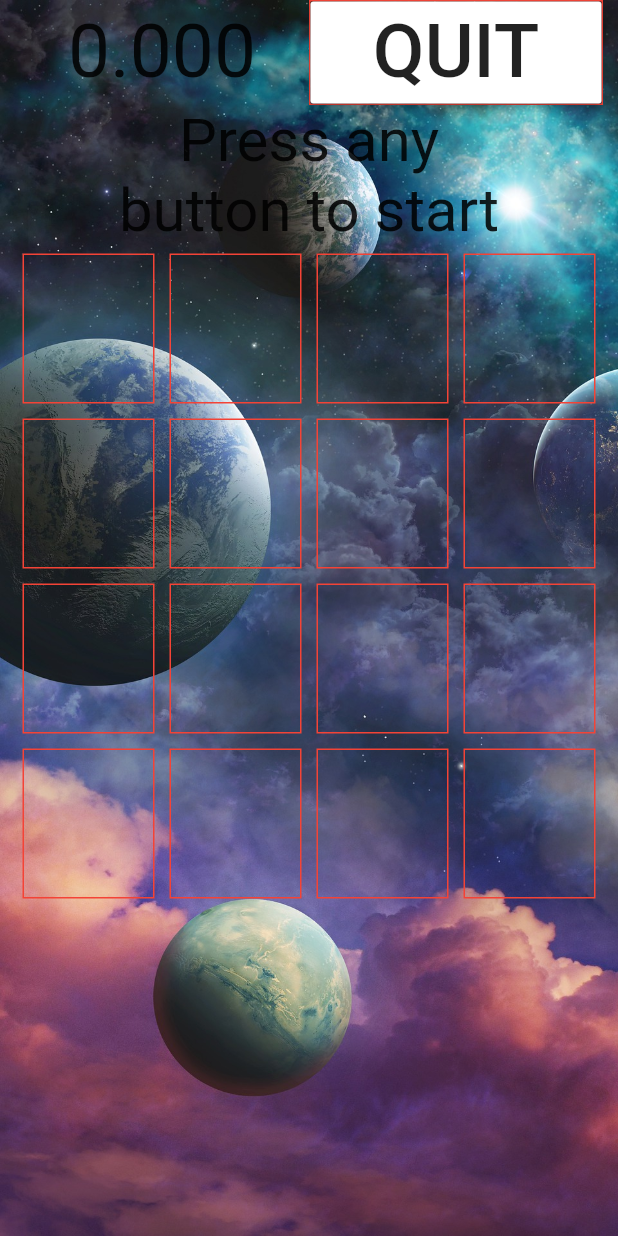
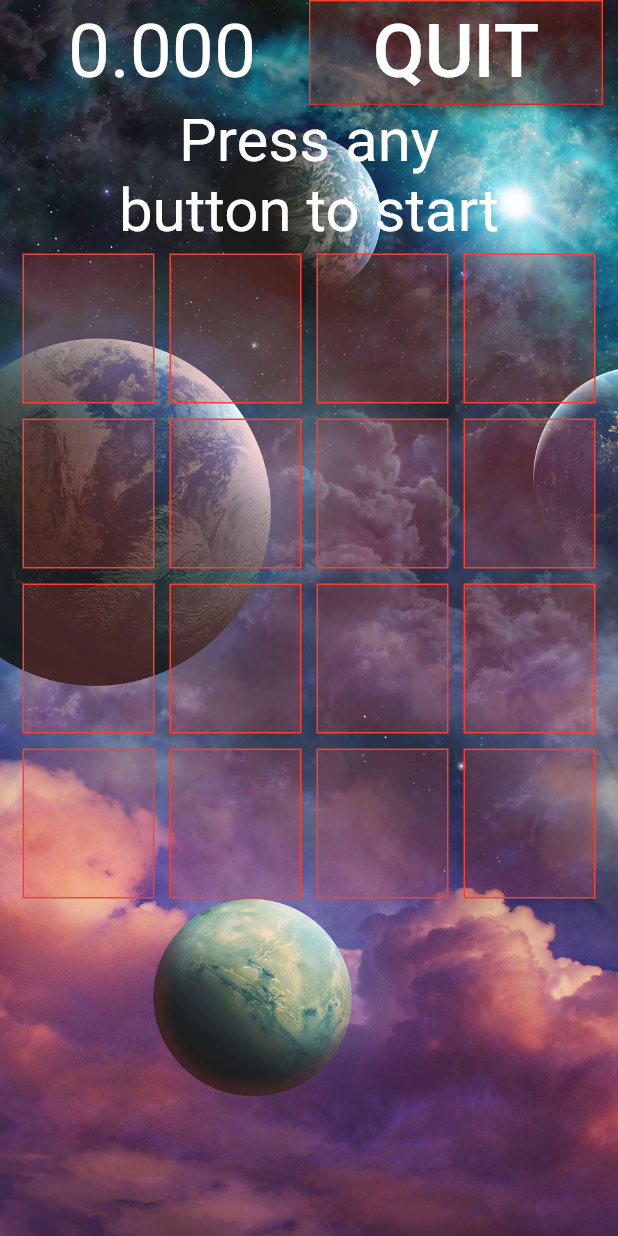
Before and after one commit to shunking-tech/renda_machine, a Flutter app: the screen it shows after launch, after a tap on "PLAY!", on a phone screen of 412 x 824 dp. Run offline on Flutter 3.47's test engine with Material 2 defaults, Android fonts, the phone set to English and light mode, and no system bars; our stand-ins replace shared_preferences, sqflite; accounts and stored records are empty.

Commit message:
色の修正

```diff
--- a/lib/pages/home.dart
+++ b/lib/pages/home.dart
@@ -80,7 +80,8 @@ class _MyHomePageState extends State<MyHomePage> {
                                 "Renda\nMachine",
                                 textAlign: TextAlign.center,
                                 style: TextStyle(
-                                    fontSize: 40
+                                  fontSize: 40,
+                                  color: Colors.white
                                 ),
                               ),
                             )
@@ -89,7 +90,8 @@ class _MyHomePageState extends State<MyHomePage> {
 
                         // ユーザー名
                         Container(
-                          padding: EdgeInsets.only(left: 30, right: 30),
+                          margin: EdgeInsets.only(left: 30, right: 30),
+                          color: Colors.white,
                           height: 100,
                           child: Row(
                             children: <Widget>[
@@ -164,9 +166,13 @@ class _MyHomePageState extends State<MyHomePage> {
                                             ),
                                           );
                                         },
+                                        color: Colors.white.withOpacity(0.0),
+                                        child: Text(
+                                          "PLAY!",
+                                          style: TextStyle(
                                             color: Colors.white,
-                                        child: Text(
-                                            "PLAY!"
+                                            fontSize: 50
+                                          ),
                                         ),
                                       ),
                                     )
@@ -178,7 +184,7 @@ class _MyHomePageState extends State<MyHomePage> {
                         // 画面下部
                         Container(
                           padding: EdgeInsets.only(left: 10, right: 10),
-                          margin: EdgeInsets.only(top: 60),
+                          margin: EdgeInsets.only(top: 30),
                           child: Row(
                             children: <Widget>[
                               // 作成者情報
@@ -191,6 +197,9 @@ class _MyHomePageState extends State<MyHomePage> {
                                   "SPECIAK THANKS:\n"
                                   "Yukichi, @real_onesc\n\n"
                                   "(c) 2018 sinProject inc.",
+                                  style: TextStyle(
+                                    color: Colors.white,
+                                  ),
                                 ),
                               ),
 
@@ -205,9 +214,15 @@ class _MyHomePageState extends State<MyHomePage> {
                                         Text(
                                           "Leaderboard",
                                           textAlign: TextAlign.start,
+                                          style: TextStyle(
+                                            color: Colors.white,
+                                          ),
                                         ),
                                         Text(
-                                            "1."
+                                          "1.",
+                                          style: TextStyle(
+                                            color: Colors.white,
+                                          ),
                                         )
                                       ],
                                     ),
@@ -237,6 +252,7 @@ class _MyHomePageState extends State<MyHomePage> {
     return Expanded(
       child: Column(
         children: <Widget>[
+          SizedBox(height: 30,),
           Text(
             time,
             style: TextStyle(
@@ -247,7 +263,7 @@ class _MyHomePageState extends State<MyHomePage> {
           Text(
             record,
             style: TextStyle(
-                color: Colors.black,
+                color: Colors.white,
                 fontSize: 20
             ),
           ),
@@ -270,7 +286,8 @@ class _MyHomePageState extends State<MyHomePage> {
             menu,
             textAlign: TextAlign.center,
             style: TextStyle(
-                fontSize: 18
+              fontSize: 18,
+              color: Colors.white
             ),
           ),
           onTap: () {
--- a/lib/pages/play.dart
+++ b/lib/pages/play.dart
@@ -52,7 +52,8 @@ class _PlayState extends State<Play> {
                             ((widget.time * 100).ceil() / 100).toString().padRight(5, "0").padRight(5, "0"),
                             textAlign: TextAlign.center,
                             style: TextStyle(
-                                fontSize: 50
+                              fontSize: 50,
+                              color: Colors.white
                             ),
                           ),
                         ),
@@ -78,11 +79,12 @@ class _PlayState extends State<Play> {
                                             // ページ戻る
                                             Navigator.pop(context);
                                           },
-                                          color: Colors.white,
+                                          color: Colors.red.withOpacity(0.2),
                                           child: Text(
                                             "QUIT",
                                             style: TextStyle(
-                                                fontSize: 50
+                                              fontSize: 50,
+                                              color: Colors.white
                                             ),
                                           ),
                                         ),
@@ -129,6 +131,7 @@ class _PlayState extends State<Play> {
         height: 100,
         decoration: BoxDecoration(
           border: Border.all(color: Colors.red),
+          color: Colors.red.withOpacity(0.2)
         ),
         child: ListTile(
           enabled: canTap,
@@ -172,7 +175,8 @@ class _PlayState extends State<Play> {
               record.toString(),
               textAlign: TextAlign.center,
               style: TextStyle(
-                  fontSize: 40
+                fontSize: 40,
+                color: Colors.white
               ),
             ),
           )
@@ -186,7 +190,8 @@ class _PlayState extends State<Play> {
               "Press any\nbutton to start",
               textAlign: TextAlign.center,
               style: TextStyle(
-                  fontSize: 40
+                fontSize: 40,
+                color: Colors.white
               ),
             ),
           )
```
Lines whose indentation alone changed are shown as unchanged.
